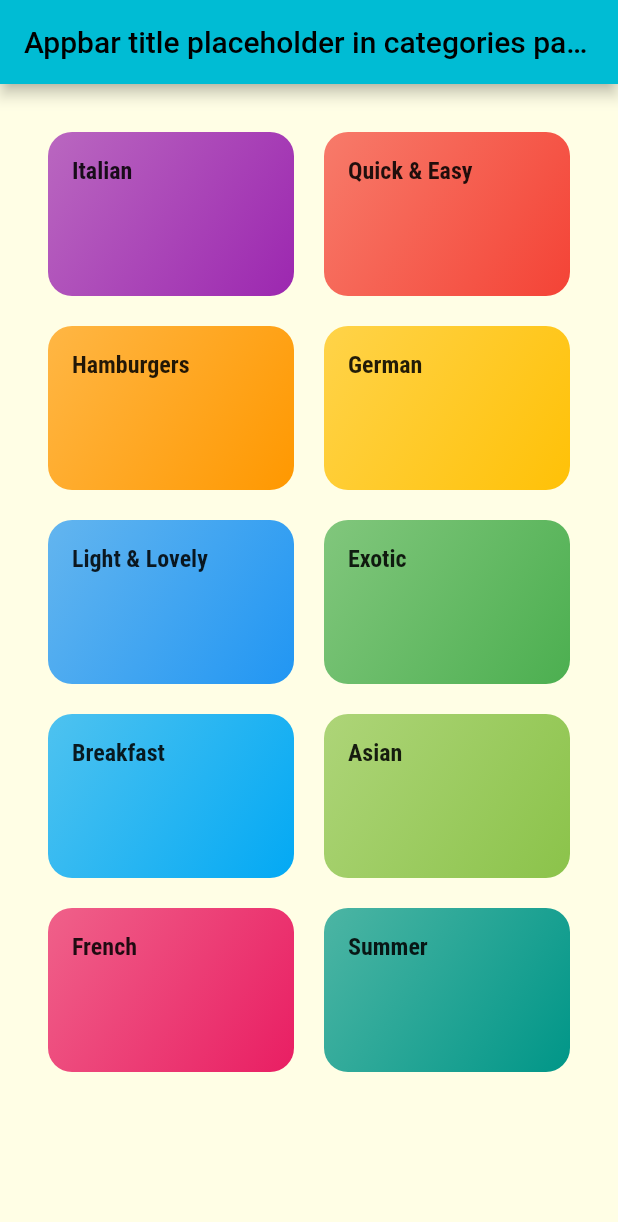
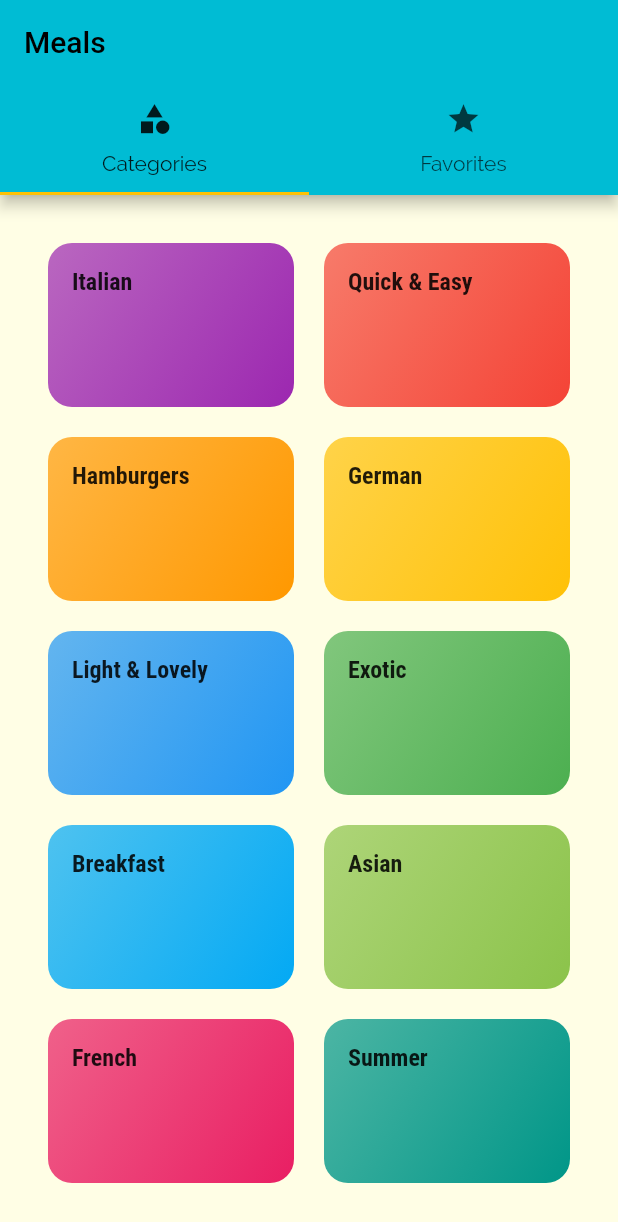
Before and after one commit to stefann19/meals_app, a Flutter app: the screen it shows after launch, on a phone screen of 412 x 824 dp. Shown: the top 1222 px of the screen. Run offline on Flutter 3.47's test engine with Material 2 defaults, Android fonts, the phone set to English and light mode, and no system bars; missing offline and left inert: dart:html.

Commit message:
Top bar navigation

```diff
--- a/lib/main.dart
+++ b/lib/main.dart
@@ -3,6 +3,7 @@ import 'package:flutter/material.dart';
 import 'package:max_guides/pages/categories_page.dart';
 import 'package:max_guides/pages/category_meals_page.dart';
 import 'package:max_guides/pages/meal_detail_page.dart';
+import 'package:max_guides/pages/tabs_page.dart';
 
 void main() =>runApp(const MyApp());
 
@@ -27,8 +28,8 @@ class MyApp extends StatelessWidget {
           )
         ),
       ),
-      home: const CategoriesPage(),
       routes: {
+        '/': (ctx)=> TabsPage(),
         CategoryMealsPage.routeName: (ctx) => CategoryMealsPage(),
         MealDetailPage.routeName: (ctx)=> MealDetailPage(),
       }
--- a/lib/pages/categories_page.dart
+++ b/lib/pages/categories_page.dart
@@ -12,13 +12,10 @@ class CategoriesPage extends StatelessWidget {
         childAspectRatio: 3 / 2,
         crossAxisSpacing: 20,
         mainAxisSpacing: 20);
-    return Scaffold(
-      appBar: AppBar(title: Text('Appbar title placeholder in categories page'),),
-      body: GridView(
-          padding: const EdgeInsets.all(32),
-          children: DUMMY_CATEGORIES.map((categoryData) => CategoryItem(category: categoryData)).toList(),
-          gridDelegate: gridDelegate
-      ),
+    return GridView(
+        padding: const EdgeInsets.all(32),
+        children: DUMMY_CATEGORIES.map((categoryData) => CategoryItem(category: categoryData)).toList(),
+        gridDelegate: gridDelegate
     );
   }
 }
--- a/lib/pages/category_meals_page.dart
+++ b/lib/pages/category_meals_page.dart
@@ -7,7 +7,7 @@ class CategoryMealsPage extends StatelessWidget {
   const CategoryMealsPage({Key? key}) : super(key: key);
   @override
   Widget build(BuildContext context) {
-    final routeArgs = ModalRoute.of(context)!.settings.arguments as Map<String,Object>;
+    final routeArgs = (ModalRoute.of(context)?.settings.arguments ?? {'category':DUMMY_CATEGORIES.first}) as Map<String,Object>;
     final CategoryModel category = routeArgs['category'] as CategoryModel ;
     final mealsForCurrentCategory = DUMMY_MEALS.where((m) => m.categories.contains(category.id)).toList();
     return Scaffold(
--- /dev/null
+++ b/lib/pages/tabs_page.dart
@@ -0,0 +1,36 @@
+import 'package:flutter/material.dart';
+import 'package:max_guides/pages/categories_page.dart';
+import 'package:max_guides/pages/favorites_page.dart';
+
+class TabsPage extends StatefulWidget {
+  const TabsPage({Key? key}) : super(key: key);
+
+  @override
+  _TabsPageState createState() => _TabsPageState();
+}
+
+class _TabsPageState extends State<TabsPage> {
+  @override
+  Widget build(BuildContext context) {
+    return DefaultTabController(
+      child: Scaffold(
+        appBar: AppBar(
+            title:Text('Meals'),
+            bottom: TabBar(
+              tabs: [
+                Tab(icon:Icon(Icons.category), text:'Categories'),
+                Tab(icon:Icon(Icons.star),text:'Favorites')
+              ],
+            )
+        ),
+        body: TabBarView(
+          children: [
+            CategoriesPage(),
+            FavoritesPage()
+          ],
+        ),
+      ),
+      length: 2,
+    );
+  }
+}
```
Also changed, not shown: lib/pages/favorites_page.dart (added, +12 -0 lines), lib/pages/meal_detail_page.dart (+49 -19 lines).
